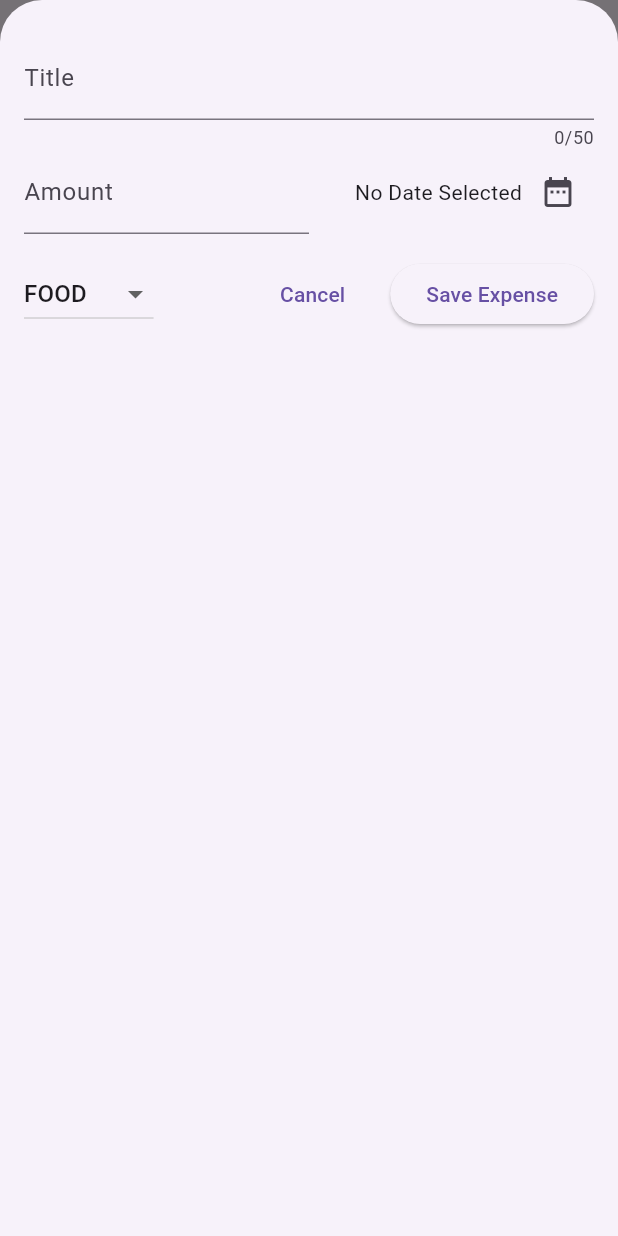
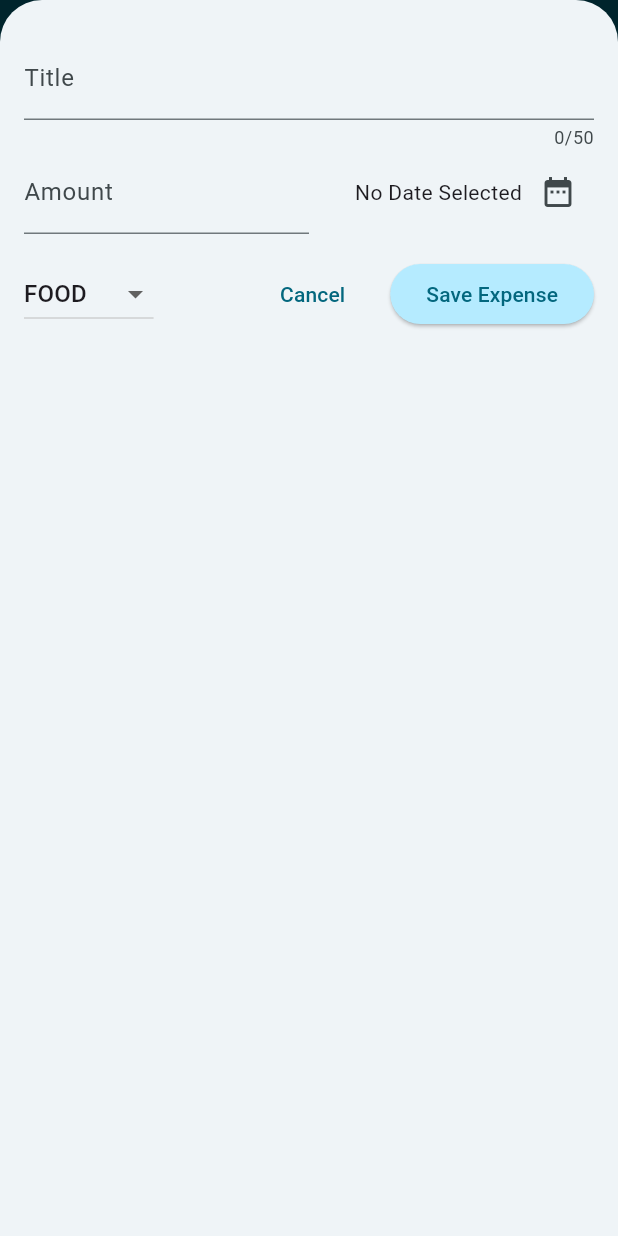
Before and after one commit to shafin1911/expense_tracker, a Flutter app: the screen it shows after launch, after a tap on the "add" icon, on a phone screen of 412 x 824 dp. Run offline on Flutter 3.47's test engine with Material 3 defaults, Android fonts, the phone set to English and light mode, and no system bars.

Commit message:
chore: Expense list add and delete with styling

```diff
--- a/lib/main.dart
+++ b/lib/main.dart
@@ -1,11 +1,55 @@
 import 'package:expense_tracker/widget/expenses.dart';
 import 'package:flutter/material.dart';
 
+var kColorScheme =
+    ColorScheme.fromSeed(seedColor: const Color.fromARGB(149, 51, 53, 54));
+
+var kDarkColorScheme = ColorScheme.fromSeed(
+  brightness: Brightness.dark,
+  seedColor: const Color.fromARGB(255, 5, 99, 125),
+  background: Colors.black,
+);
+
 void main() {
   runApp(MaterialApp(
-    theme: ThemeData(
-      useMaterial3: true,
+    darkTheme: ThemeData().copyWith(
+      colorScheme: kDarkColorScheme,
+      cardTheme: const CardTheme().copyWith(
+        color: kDarkColorScheme.background,
+        margin: const EdgeInsets.symmetric(
+          horizontal: 16,
+          vertical: 8,
+        ),
+      ),
+      textTheme: const TextTheme(
+        bodySmall: TextStyle(
+          color: Color.fromARGB(255, 255, 255, 255),
+        ),
+      ),
+      iconTheme: const IconThemeData(
+        color: Colors.white,
+      ),
     ),
+    theme: ThemeData().copyWith(
+      colorScheme: kColorScheme,
+      appBarTheme: const AppBarTheme().copyWith(
+        backgroundColor: kColorScheme.onPrimaryContainer,
+        foregroundColor: kColorScheme.primaryContainer,
+      ),
+      cardTheme: const CardTheme().copyWith(
+        color: kColorScheme.secondaryContainer,
+        margin: const EdgeInsets.symmetric(
+          horizontal: 16,
+          vertical: 8,
+        ),
+      ),
+      elevatedButtonTheme: ElevatedButtonThemeData(
+        style: ElevatedButton.styleFrom(
+          backgroundColor: kColorScheme.primaryContainer,
+        ),
+      ),
+    ),
+    themeMode: ThemeMode.system,
     home: const Expenses(),
   ));
 }
--- a/lib/widget/expenses_list/expenses_list.dart
+++ b/lib/widget/expenses_list/expenses_list.dart
@@ -18,6 +18,10 @@ class ExpensesList extends StatelessWidget {
       itemCount: expenses.length,
       itemBuilder: (ctx, index) => Dismissible(
         key: ValueKey(expenses[index].id),
+        background: Container(
+          color: Theme.of(context).colorScheme.error.withOpacity(0.75),
+          margin: Theme.of(context).cardTheme.margin,
+        ),
         onDismissed: (direction) {
           onRemoveExpense(expenses[index]);
         },
--- a/lib/widget/expenses_list/expenses_list_item.dart
+++ b/lib/widget/expenses_list/expenses_list_item.dart
@@ -14,6 +14,7 @@ class ExpensesListItem extends StatelessWidget {
           vertical: 16,
         ),
         child: Column(
+          crossAxisAlignment: CrossAxisAlignment.start,
           children: [
             Text(
               expense.title,
```
Also changed, not shown: lib/models/expense.dart (+20 -0 lines).
